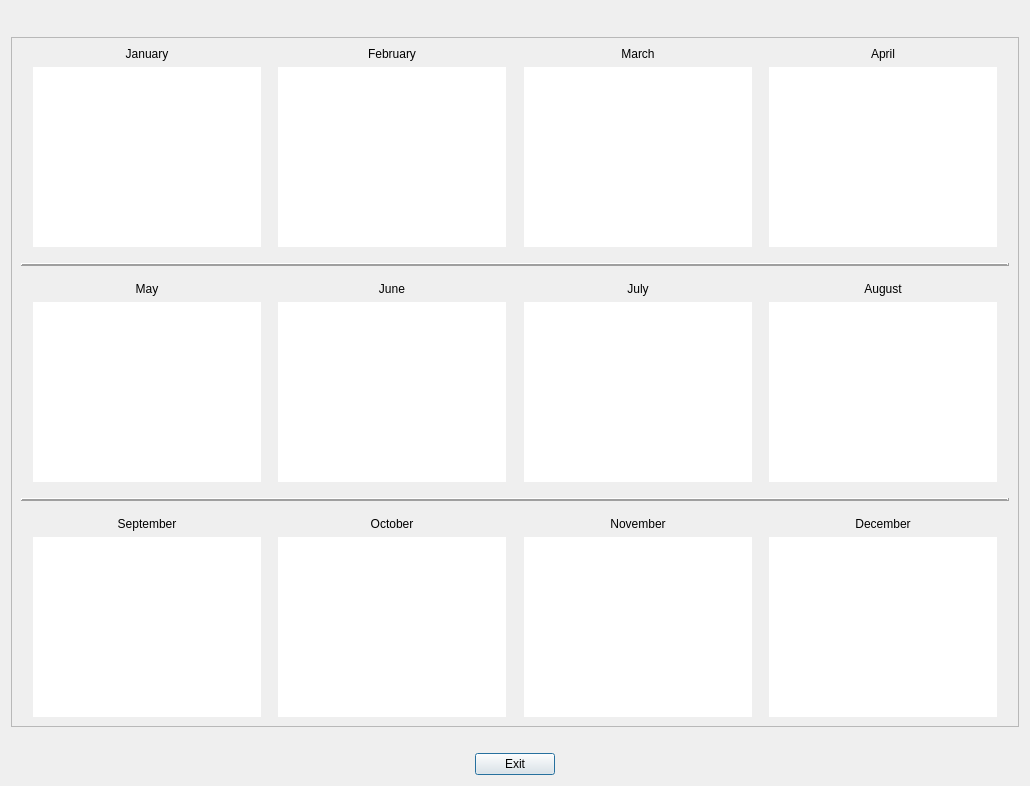
This is CashFlowManager/expensetypesummarydialog.ui in epw7856/CashFlowManager as Qt 5 draws it before an edit. The edited form follows.
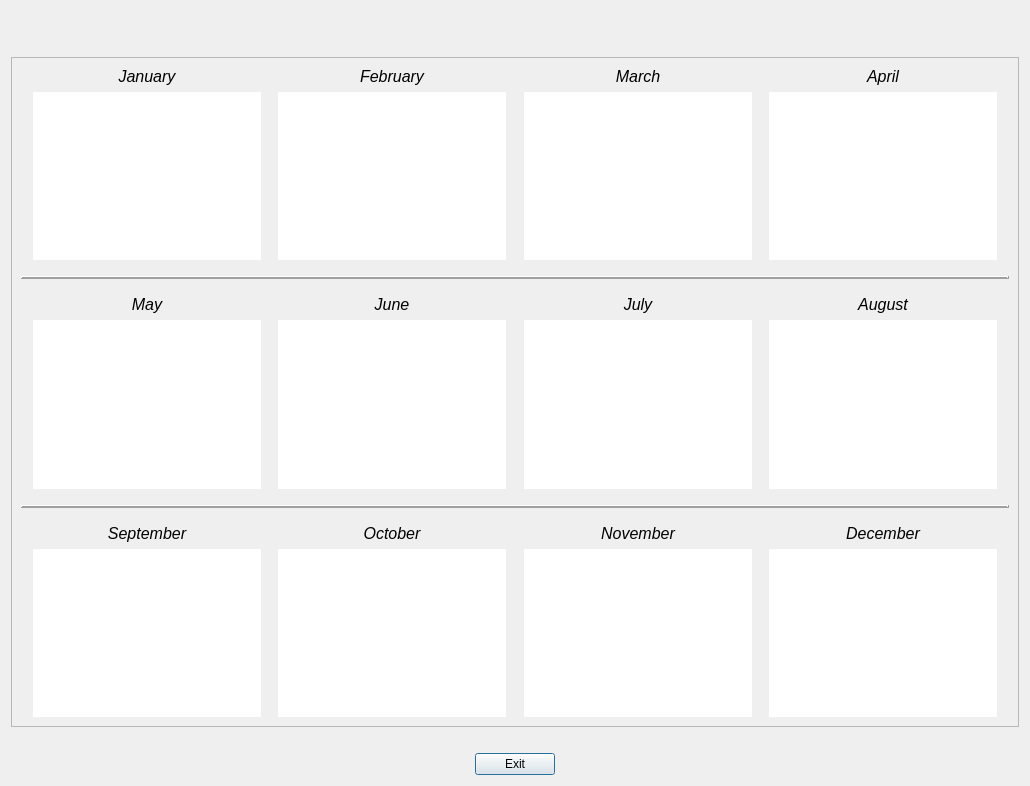
This is the edited form.

```diff
--- a/CashFlowManager/expensetypesummarydialog.ui
+++ b/CashFlowManager/expensetypesummarydialog.ui
@@ -13,6 +13,12 @@
     <height>786</height>
    </rect>
   </property>
+  <property name="font">
+   <font>
+    <family>Segoe UI</family>
+    <pointsize>9</pointsize>
+   </font>
+  </property>
   <property name="windowTitle">
    <string>&lt;ExpenseTypeSummaryDialog&gt;</string>
   </property>
@@ -37,6 +43,14 @@
      </item>
      <item>
       <widget class="QLabel" name="labelDialogTitle">
+       <property name="font">
+        <font>
+         <family>Segoe UI</family>
+         <pointsize>12</pointsize>
+         <weight>75</weight>
+         <bold>true</bold>
+        </font>
+       </property>
        <property name="text">
         <string>&lt;ExpenseTypeSummary&gt;</string>
        </property>
@@ -60,6 +74,19 @@
      </item>
     </layout>
    </item>
+   <item>
+    <spacer name="horizontalSpacer_21">
+     <property name="orientation">
+      <enum>Qt::Horizontal</enum>
+     </property>
+     <property name="sizeHint" stdset="0">
+      <size>
+       <width>40</width>
+       <height>20</height>
+      </size>
+     </property>
+    </spacer>
+   </item>
    <item>
     <widget class="QScrollArea" name="scrollArea">
      <property name="widgetResizable">
@@ -71,7 +98,7 @@
         <x>0</x>
         <y>0</y>
         <width>1010</width>
-        <height>681</height>
+        <height>654</height>
        </rect>
       </property>
       <layout class="QVBoxLayout" name="verticalLayout_15">
@@ -94,6 +121,13 @@
           <layout class="QVBoxLayout" name="verticalLayout_3">
            <item>
             <widget class="QLabel" name="label">
+             <property name="font">
+              <font>
+               <family>Segoe UI</family>
+               <pointsize>12</pointsize>
+               <italic>true</italic>
+              </font>
+             </property>
              <property name="text">
               <string>January</string>
              </property>
@@ -106,6 +140,7 @@
             <widget class="QTableView" name="tableViewJanuaryExpenses">
              <property name="font">
               <font>
+               <family>Segoe UI</family>
                <pointsize>8</pointsize>
               </font>
              </property>
@@ -139,6 +174,13 @@
           <layout class="QVBoxLayout" name="verticalLayout_5">
            <item>
             <widget class="QLabel" name="label_2">
+             <property name="font">
+              <font>
+               <family>Segoe UI</family>
+               <pointsize>12</pointsize>
+               <italic>true</italic>
+              </font>
+             </property>
              <property name="text">
               <string>February</string>
              </property>
@@ -151,6 +193,7 @@
             <widget class="QTableView" name="tableViewFebruaryExpenses">
              <property name="font">
               <font>
+               <family>Segoe UI</family>
                <pointsize>8</pointsize>
               </font>
              </property>
@@ -190,6 +233,13 @@
           <layout class="QVBoxLayout" name="verticalLayout_6">
            <item>
             <widget class="QLabel" name="label_3">
+             <property name="font">
+              <font>
+               <family>Segoe UI</family>
+               <pointsize>12</pointsize>
+               <italic>true</italic>
+              </font>
+             </property>
              <property name="text">
               <string>March</string>
              </property>
@@ -202,6 +252,7 @@
             <widget class="QTableView" name="tableViewMarchExpenses">
              <property name="font">
               <font>
+               <family>Segoe UI</family>
                <pointsize>8</pointsize>
               </font>
              </property>
@@ -241,6 +292,13 @@
           <layout class="QVBoxLayout" name="verticalLayout_7">
            <item>
             <widget class="QLabel" name="label_4">
+             <property name="font">
+              <font>
+               <family>Segoe UI</family>
+               <pointsize>12</pointsize>
+               <italic>true</italic>
+              </font>
+             </property>
              <property name="text">
               <string>April</string>
              </property>
@@ -253,6 +311,7 @@
             <widget class="QTableView" name="tableViewAprilExpenses">
              <property name="font">
               <font>
+               <family>Segoe UI</family>
                <pointsize>8</pointsize>
               </font>
              </property>
@@ -354,6 +413,13 @@
           <layout class="QVBoxLayout" name="verticalLayout_4">
            <item>
             <widget class="QLabel" name="label_5">
+             <property name="font">
+              <font>
+               <family>Segoe UI</family>
+               <pointsize>12</pointsize>
+               <italic>true</italic>
+              </font>
+             </property>
              <property name="text">
               <string>May</string>
              </property>
@@ -366,6 +432,7 @@
             <widget class="QTableView" name="tableViewMayExpenses">
              <property name="font">
               <font>
+               <family>Segoe UI</family>
                <pointsize>8</pointsize>
               </font>
              </property>
@@ -399,6 +466,13 @@
           <layout class="QVBoxLayout" name="verticalLayout_8">
            <item>
             <widget class="QLabel" name="label_6">
+             <property name="font">
+              <font>
+               <family>Segoe UI</family>
+               <pointsize>12</pointsize>
+               <italic>true</italic>
+              </font>
+             </property>
              <property name="text">
               <string>June</string>
              </property>
@@ -411,6 +485,7 @@
             <widget class="QTableView" name="tableViewJuneExpenses">
              <property name="font">
               <font>
+               <family>Segoe UI</family>
                <pointsize>8</pointsize>
               </font>
              </property>
@@ -444,6 +519,13 @@
           <layout class="QVBoxLayout" name="verticalLayout_9">
            <item>
             <widget class="QLabel" name="label_7">
+             <property name="font">
+              <font>
+               <family>Segoe UI</family>
+               <pointsize>12</pointsize>
+               <italic>true</italic>
+              </font>
+             </property>
              <property name="text">
               <string>July</string>
              </property>
@@ -456,6 +538,7 @@
             <widget class="QTableView" name="tableViewJulyExpenses">
              <property name="font">
               <font>
+               <family>Segoe UI</family>
                <pointsize>8</pointsize>
               </font>
              </property>
@@ -489,6 +572,13 @@
           <layout class="QVBoxLayout" name="verticalLayout_10">
            <item>
             <widget class="QLabel" name="label_8">
+             <property name="font">
+              <font>
+               <family>Segoe UI</family>
+               <pointsize>12</pointsize>
+               <italic>true</italic>
+              </font>
+             </property>
              <property name="text">
               <string>August</string>
              </property>
@@ -501,6 +591,7 @@
             <widget class="QTableView" name="tableViewAugustExpenses">
              <property name="font">
               <font>
+               <family>Segoe UI</family>
                <pointsize>8</pointsize>
               </font>
              </property>
@@ -596,6 +687,13 @@
           <layout class="QVBoxLayout" name="verticalLayout_11">
            <item>
             <widget class="QLabel" name="label_9">
+             <property name="font">
+              <font>
+               <family>Segoe UI</family>
+               <pointsize>12</pointsize>
+               <italic>true</italic>
+              </font>
+             </property>
              <property name="text">
               <string>September</string>
              </property>
@@ -608,6 +706,7 @@
             <widget class="QTableView" name="tableViewSeptemberExpenses">
              <property name="font">
               <font>
+               <family>Segoe UI</family>
                <pointsize>8</pointsize>
               </font>
              </property>
@@ -641,6 +740,13 @@
           <layout class="QVBoxLayout" name="verticalLayout_12">
            <item>
             <widget class="QLabel" name="label_10">
+             <property name="font">
+              <font>
+               <family>Segoe UI</family>
+               <pointsize>12</pointsize>
+               <italic>true</italic>
+              </font>
+             </property>
              <property name="text">
               <string>October</string>
              </property>
@@ -653,6 +759,7 @@
             <widget class="QTableView" name="tableViewOctoberExpenses">
              <property name="font">
               <font>
+               <family>Segoe UI</family>
                <pointsize>8</pointsize>
               </font>
              </property>
@@ -686,6 +793,13 @@
           <layout class="QVBoxLayout" name="verticalLayout_13">
            <item>
             <widget class="QLabel" name="label_11">
+             <property name="font">
+              <font>
+               <family>Segoe UI</family>
+               <pointsize>12</pointsize>
+               <italic>true</italic>
+              </font>
+             </property>
              <property name="text">
               <string>November</string>
              </property>
@@ -698,6 +812,7 @@
             <widget class="QTableView" name="tableViewNovemberExpenses">
              <property name="font">
               <font>
+               <family>Segoe UI</family>
                <pointsize>8</pointsize>
               </font>
              </property>
@@ -731,6 +846,13 @@
           <layout class="QVBoxLayout" name="verticalLayout_14">
            <item>
             <widget class="QLabel" name="label_12">
+             <property name="font">
+              <font>
+               <family>Segoe UI</family>
+               <pointsize>12</pointsize>
+               <italic>true</italic>
+              </font>
+             </property>
              <property name="text">
               <string>December</string>
              </property>
@@ -743,6 +865,7 @@
             <widget class="QTableView" name="tableViewDecemberExpenses">
              <property name="font">
               <font>
+               <family>Segoe UI</family>
                <pointsize>8</pointsize>
               </font>
              </property>
```
